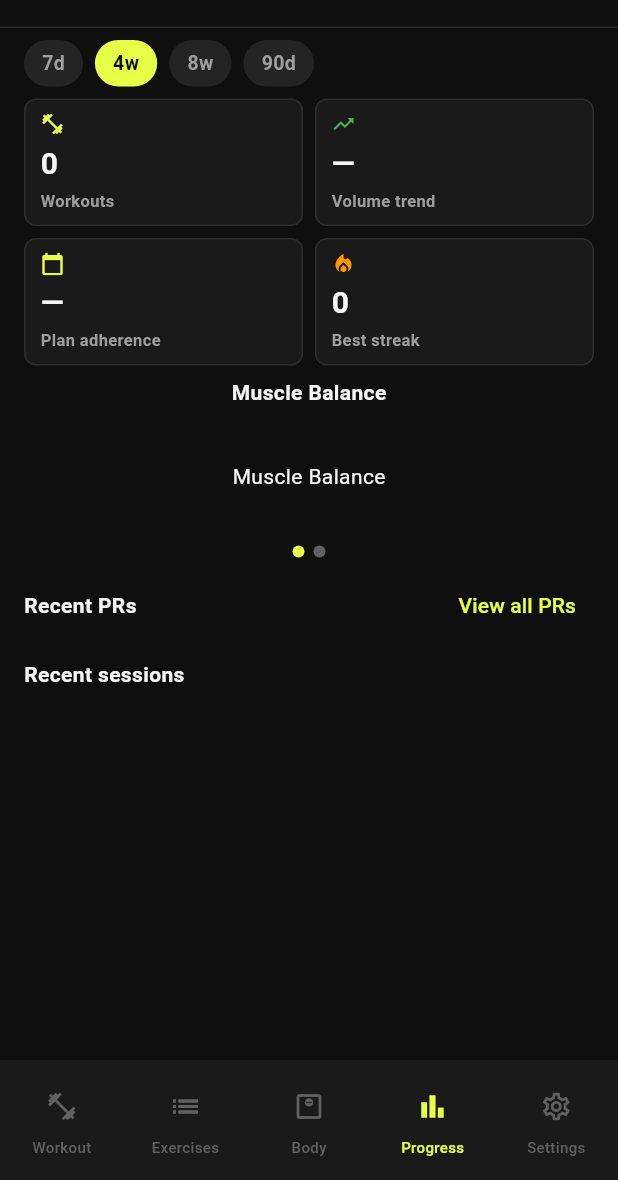
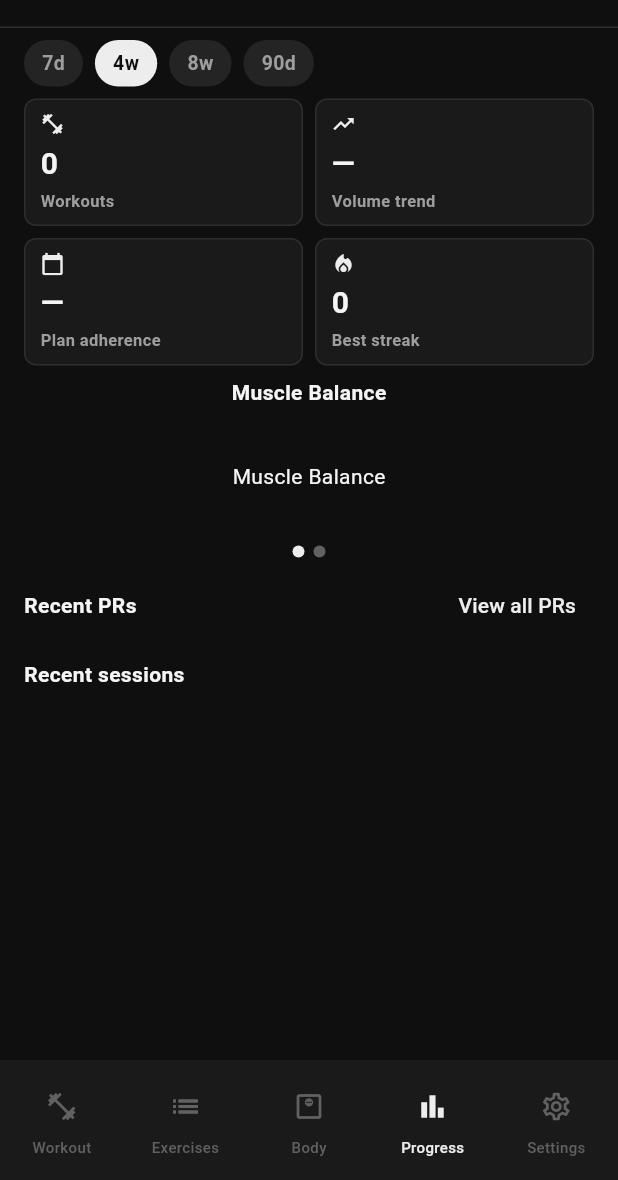
Before and after one commit to BattleBiscuit/prsonal, a Flutter app: the screen it shows after launch, item 4 of the bottom bar chosen, on a phone screen of 412 x 824 dp, the part 56-1236 px from its top. Run offline on Flutter 3.47's test engine with Material 3 defaults, Android fonts, the phone set to English and light mode, and no system bars; our stand-ins replace drift, drift_flutter, fl_chart, flutter_local_notifications, flutter_riverpod, go_router and 3 more; accounts and stored records are empty; generated files the repository leaves out were written again.

Commit message:
design changed to graphite

```diff
--- a/prsonal_app/lib/theme/app_colors.dart
+++ b/prsonal_app/lib/theme/app_colors.dart
@@ -47,14 +47,14 @@ class AppColors extends ThemeExtension<AppColors> {
     surface1: Color(0xFF1A1A1A),
     surface2: Color(0xFF242424),
     surface3: Color(0xFF2E2E2E),
-    accent: Color(0xFFE8FF47),
-    accentDim: Color(0xFFB8CC35),
+    accent: Color(0xFFEDEDED),
+    accentDim: Color(0xFFC7C7CC),
     onAccent: Color(0xFF0F0F0F),
     text1: Color(0xFFF5F5F5),
     text2: Color(0xFF9E9E9E),
     text3: Color(0xFF616161),
     border: Color(0xFF2E2E2E),
-    borderFocus: Color(0xFFE8FF47),
+    borderFocus: Color(0xFFEDEDED),
     success: Color(0xFF4CAF50),
     danger: Color(0xFFF44336),
     warning: Color(0xFFFF9800),
--- a/prsonal_app/lib/theme/app_theme.dart
+++ b/prsonal_app/lib/theme/app_theme.dart
@@ -6,7 +6,7 @@ const _bg = Color(0xFF0F0F0F);
 const _surface1 = Color(0xFF1A1A1A);
 const _surface2 = Color(0xFF242424);
 const _surface3 = Color(0xFF2E2E2E);
-const _accent = Color(0xFFE8FF47);
+const _accent = Color(0xFFEDEDED);
 const _onAccent = Color(0xFF0F0F0F);
 const _text1 = Color(0xFFF5F5F5);
 const _text2 = Color(0xFF9E9E9E);
@@ -156,7 +156,7 @@ final ThemeData appTheme = ThemeData(
     activeTrackColor: _accent,
     inactiveTrackColor: _surface3,
     thumbColor: _accent,
-    overlayColor: Color(0x33E8FF47),
+    overlayColor: Color(0x33EDEDED),
   ),
 
   switchTheme: SwitchThemeData(
@@ -183,7 +183,7 @@ final ThemeData appTheme = ThemeData(
 
   textSelectionTheme: const TextSelectionThemeData(
     cursorColor: _accent,
-    selectionColor: Color(0x4DE8FF47),
+    selectionColor: Color(0x4DEDEDED),
     selectionHandleColor: _accent,
   ),
 
--- a/prsonal_app/lib/widgets/stat_card_widget.dart
+++ b/prsonal_app/lib/widgets/stat_card_widget.dart
@@ -21,17 +21,9 @@ class StatCard extends StatelessWidget {
   Widget build(BuildContext context) {
     final colors = Theme.of(context).extension<AppColors>() ?? AppColors.dark;
 
-    Color toneColor;
-    switch (tone) {
-      case StatTone.success:
-        toneColor = colors.success;
-      case StatTone.danger:
-        toneColor = colors.danger;
-      case StatTone.warning:
-        toneColor = colors.warning;
-      case StatTone.neutral:
-        toneColor = colors.accent;
-    }
+    // Graphite is monochrome: tone no longer maps to a hue. The value's own
+    // sign ("+8%" / "-5%") carries up/down; the icon stays chalk.
+    final Color toneColor = colors.accent;
 
     return Container(
       decoration: BoxDecoration(
```
